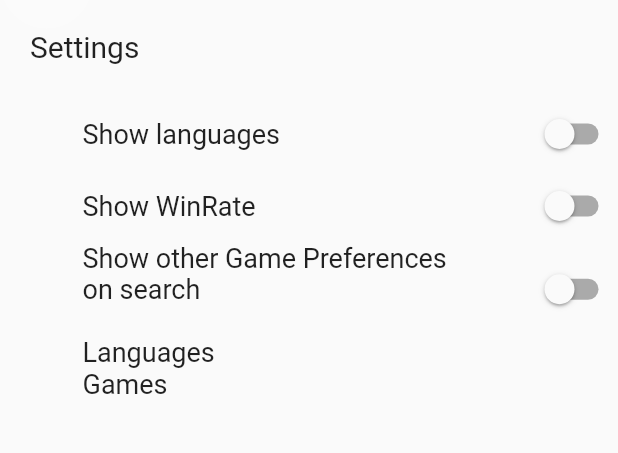
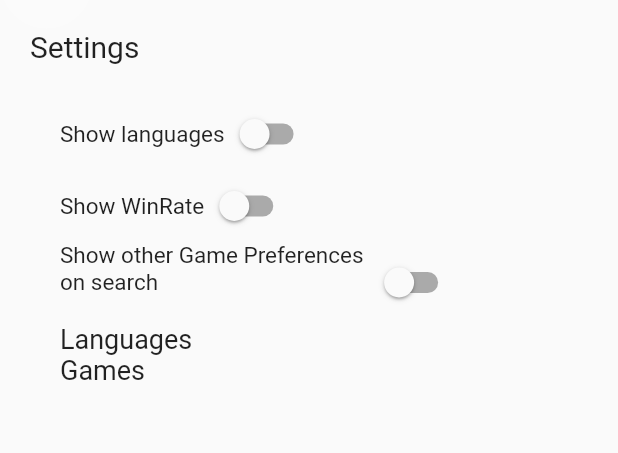
Before and after one commit to KuronoaScarlet/Project-Cosparty, a Flutter app: the SettingsScreen screen opened directly with empty values, on a phone screen of 412 x 824 dp, the part 94-547 px from its top. Run offline on Flutter 3.47's test engine with Material 2 defaults, Android fonts, the phone set to English and light mode, and no system bars; our stand-ins replace cloud_firestore, firebase_auth, firebase_core; missing offline and left inert: flutterfire_ui; accounts and stored records are empty; statements that could not run were skipped.

Commit message:
Changed some things via making the app more adaptive

```diff
--- a/emate/lib/inbox_screen.dart
+++ b/emate/lib/inbox_screen.dart
@@ -48,9 +48,12 @@ class _InboxScreenState extends State<InboxScreen> {
           if (doc != null) {
             return Center(
               child: Column(
-                mainAxisAlignment: MainAxisAlignment.spaceEvenly,
+                mainAxisAlignment: MainAxisAlignment.start,
                 mainAxisSize: MainAxisSize.max,
                 children: [
+                  const SizedBox(
+                    height: 20,
+                  ),
                   Row(
                     children: [
                       GestureDetector(
--- a/emate/lib/profile_screen.dart
+++ b/emate/lib/profile_screen.dart
@@ -55,9 +55,6 @@ class _ProfileScreenState extends State<ProfileScreen> {
             return Padding(
               padding: const EdgeInsets.symmetric(horizontal: 15, vertical: 20),
               child: ListView(
-                // mainAxisAlignment: MainAxisAlignment.start,
-                // crossAxisAlignment: CrossAxisAlignment.start,
-                // mainAxisSize: MainAxisSize.max,
                 children: [
                   Row(
                     children: [
--- a/emate/lib/search_screen.dart
+++ b/emate/lib/search_screen.dart
@@ -48,9 +48,12 @@ class _SearchScreenState extends State<SearchScreen> {
           if (doc != null) {
             return Center(
               child: Column(
-                mainAxisAlignment: MainAxisAlignment.spaceEvenly,
+                mainAxisAlignment: MainAxisAlignment.start,
                 mainAxisSize: MainAxisSize.max,
                 children: [
+                  const SizedBox(
+                    height: 20,
+                  ),
                   Row(
                     children: [
                       GestureDetector(
--- a/emate/lib/settings_screen.dart
+++ b/emate/lib/settings_screen.dart
@@ -20,7 +20,7 @@ class SettingsScreen extends StatefulWidget {
 class _SettingsScreenState extends State<SettingsScreen> {
   final db = FirebaseFirestore.instance;
   late TextEditingController controller;
-  bool isCheckedLeng = false;
+  bool isCheckedLang = false;
   bool isCheckedWinrate = false;
   bool isCheckedPreferences = false;
 
@@ -101,49 +101,41 @@ class _SettingsScreenState extends State<SettingsScreen> {
                       )
                     ],
                   ),
-                  Container(
+                  Padding(
                     padding: const EdgeInsets.fromLTRB(20, 0, 0, 0),
                     child: Column(
+                      crossAxisAlignment: CrossAxisAlignment.start,
                       children: [
-                        Row(
-                          mainAxisAlignment: MainAxisAlignment.start,
-                          children: const [
-                            Text(
-                              "Settings\n",
-                              style: TextStyle(fontSize: 20),
-                            ),
-                          ],
+                        const Text(
+                          "Settings\n",
+                          style: TextStyle(fontSize: 20),
                         ),
-                        Container(
-                          padding: const EdgeInsets.fromLTRB(35, 0, 0, 0),
+                        Padding(
+                          padding: const EdgeInsets.fromLTRB(20, 0, 0, 0),
                           child: Column(
-                            mainAxisAlignment: MainAxisAlignment.spaceEvenly,
-                            mainAxisSize: MainAxisSize.max,
                             children: [
                               Row(
-                                mainAxisAlignment:
-                                    MainAxisAlignment.spaceBetween,
+                                mainAxisAlignment: MainAxisAlignment.start,
                                 children: [
                                   const Text(
                                     "Show languages",
-                                    style: TextStyle(fontSize: 18),
+                                    style: TextStyle(fontSize: 15),
                                   ),
                                   Switch(
-                                      value: isCheckedLeng,
+                                      value: isCheckedLang,
                                       onChanged: (bool? value) {
                                         setState(() {
-                                          isCheckedLeng = value!;
+                                          isCheckedLang = value!;
                                         });
                                       }),
                                 ],
                               ),
                               Row(
-                                mainAxisAlignment:
-                                    MainAxisAlignment.spaceBetween,
+                                mainAxisAlignment: MainAxisAlignment.start,
                                 children: [
                                   const Text(
                                     "Show WinRate",
-                                    style: TextStyle(fontSize: 18),
+                                    style: TextStyle(fontSize: 15),
                                   ),
                                   Switch(
                                       value: isCheckedWinrate,
@@ -155,12 +147,11 @@ class _SettingsScreenState extends State<SettingsScreen> {
                                 ],
                               ),
                               Row(
-                                mainAxisAlignment:
-                                    MainAxisAlignment.spaceBetween,
+                                mainAxisAlignment: MainAxisAlignment.start,
                                 children: [
                                   const Text(
                                     "Show other Game Preferences \non search\n",
-                                    style: TextStyle(fontSize: 18),
+                                    style: TextStyle(fontSize: 15),
                                   ),
                                   Switch(
                                       value: isCheckedPreferences,
@@ -179,8 +170,8 @@ class _SettingsScreenState extends State<SettingsScreen> {
                                   ),
                                 ],
                               ),
-                              Container(
-                                padding: const EdgeInsets.fromLTRB(30, 0, 0, 0),
+                              Padding(
+                                padding: const EdgeInsets.fromLTRB(20, 0, 0, 0),
                                 child: Column(
                                   children: [
                                     for (var j = 0; j < languages.length; j++)
@@ -216,8 +207,8 @@ class _SettingsScreenState extends State<SettingsScreen> {
                                   ),
                                 ],
                               ),
-                              Container(
-                                padding: const EdgeInsets.fromLTRB(30, 0, 0, 0),
+                              Padding(
+                                padding: const EdgeInsets.fromLTRB(20, 0, 0, 0),
                                 child: Column(
                                   children: [
                                     for (var i = 0; i < games.length; i++)
```
